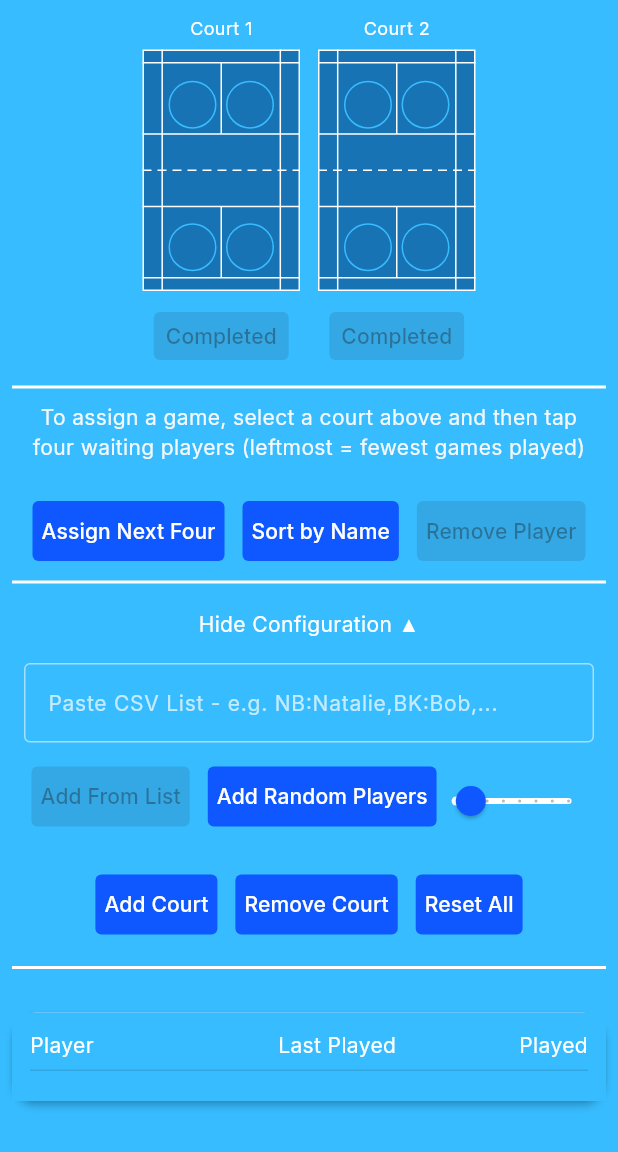
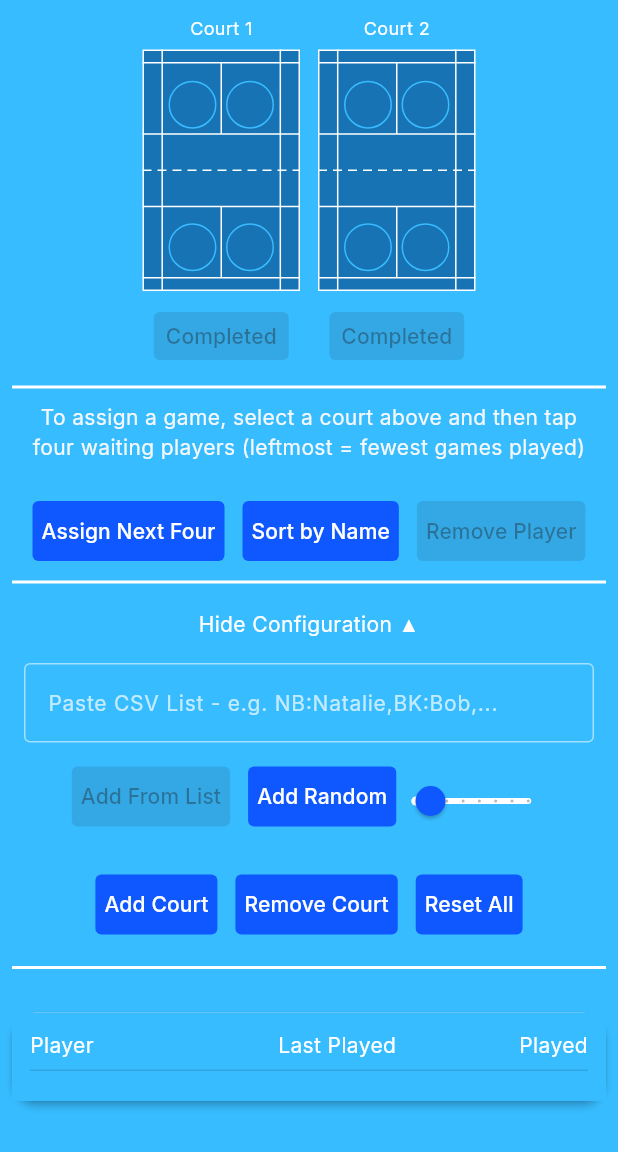
Before and after one commit to alan-s/badminton-match-scheduler, a Flutter app: the screen it shows after launch, after a tap on "Sort by Name", after a tap on "Sort by Games Played", after a tap on "Show Configuration ▼", on a phone screen of 412 x 824 dp, the part 84-1236 px from its top. Run offline on Flutter 3.47's test engine with Material 3 defaults, Android fonts, the phone set to English and light mode, and no system bars; our stand-ins replace google_fonts, web.

Commit message:
Make slider fit on a single row

```diff
--- a/lib/main.dart
+++ b/lib/main.dart
@@ -612,7 +612,7 @@ class _SchedulerState extends State<Scheduler> {
                 children: [
                   FilledButton.tonal(
                     onPressed: confirmRandomPlayers,
-                    child: const Text("Add Random Players"),
+                    child: const Text("Add Random"),
                   ),
 
                   // Push the slider down slightly
@@ -625,11 +625,15 @@ class _SchedulerState extends State<Scheduler> {
                       child: SliderTheme(
                         data: SliderTheme.of(context).copyWith(
                           showValueIndicator: ShowValueIndicator.alwaysVisible,
-                        overlayShape: const RoundSliderOverlayShape(overlayRadius: 0),
+                          overlayShape: const RoundSliderOverlayShape(
+                            overlayRadius: 0,
+                          ),
                           activeTrackColor: Colors.white,
                           inactiveTrackColor: Colors.white,
                           thumbColor: const Color(0xFF0F57FF),
-                        overlayColor: const Color(0xFF0F57FF).withValues(alpha: 0.2),
+                          overlayColor: const Color(
+                            0xFF0F57FF,
+                          ).withValues(alpha: 0.2),
                           trackHeight: 4,
                           valueIndicatorColor: const Color(0xFF0F57FF),
                         ),
```
Also changed, not shown: 3 other files. Lines whose indentation alone changed are shown as unchanged.
